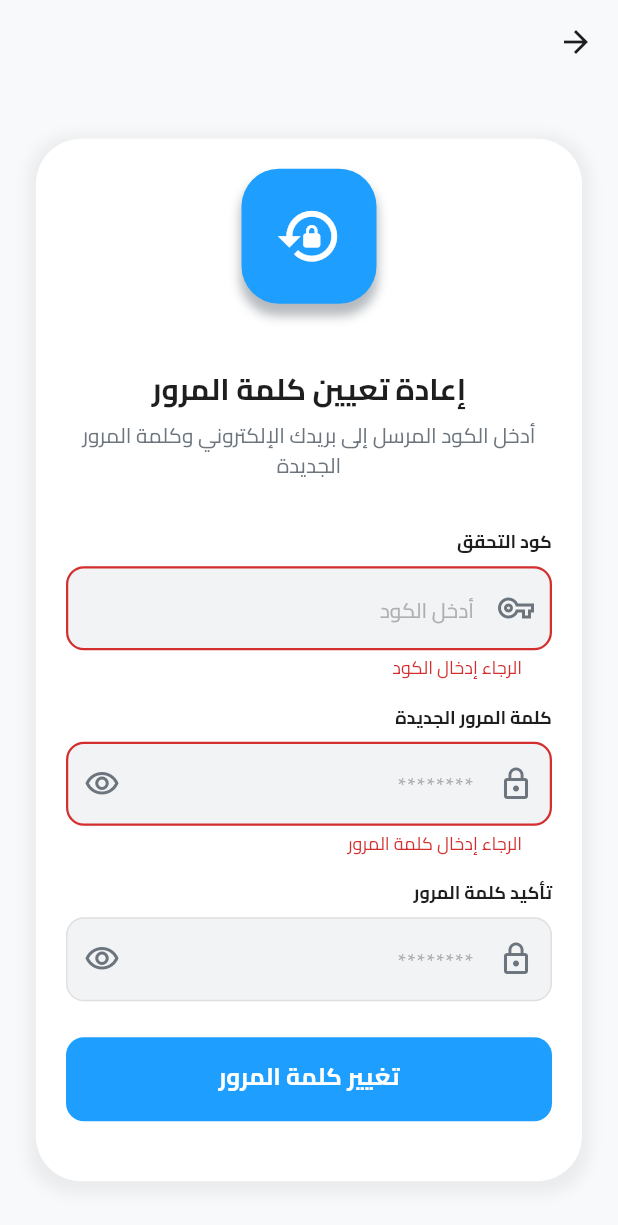
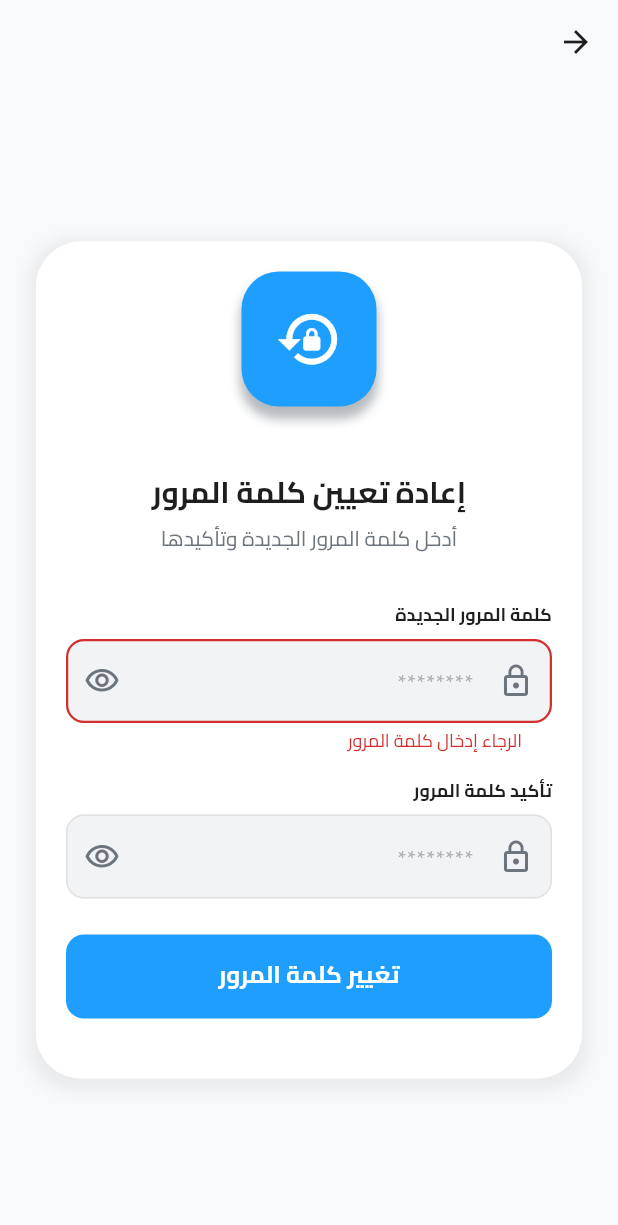
Before and after one commit to Saeed-Qatan/GO-WORK, a Flutter app: the ResetPasswordView screen opened directly with empty values, after a tap on "تغيير كلمة المرور", on a phone screen of 412 x 824 dp. Shown: the top 1225 px of the screen. Run offline on Flutter 3.47's test engine with Material 3 defaults, Android fonts, the phone set to English and light mode, and no system bars; our stand-ins replace dio, file_picker, firebase_core, firebase_messaging, flutter_animate, flutter_local_notifications and 5 more; accounts and stored records are empty; network calls fail.

```diff
--- a/lib/view/auth/reset_password_view.dart
+++ b/lib/view/auth/reset_password_view.dart
@@ -9,13 +9,18 @@
 
 class ResetPasswordView extends StatelessWidget {
   final String email;
+  final String code;
 
-  const ResetPasswordView({super.key, required this.email});
+  const ResetPasswordView({
+    super.key,
+    required this.email,
+    required this.code,
+  });
 
   @override
   Widget build(BuildContext context) {
     return ChangeNotifierProvider(
-      create: (_) => ResetPasswordViewModel(email: email),
+      create: (_) => ResetPasswordViewModel(email: email, code: code),
       child: Consumer<ResetPasswordViewModel>(
         builder: (context, viewModel, child) {
           return Scaffold(
@@ -51,20 +56,12 @@
                         ),
                         const SizedBox(height: 8),
                         Text(
-                          'أدخل الكود المرسل إلى بريدك الإلكتروني وكلمة المرور الجديدة',
+                          'أدخل كلمة المرور الجديدة وتأكيدها',
                           textAlign: TextAlign.center,
                           style: Theme.of(context).textTheme.bodyMedium
                               ?.copyWith(color: AppColors.textSecondary),
                         ),
                         const SizedBox(height: 32),
-                        CustomTextField(
-                          label: 'كود التحقق',
-                          hint: 'أدخل الكود',
-                          prefixIcon: Icons.vpn_key_outlined,
-                          controller: viewModel.codeController,
-                          validator: viewModel.validateCode,
-                        ),
-                        const SizedBox(height: 16),
                         CustomTextField(
                           label: 'كلمة المرور الجديدة',
                           hint: '********',
--- a/lib/viewmodel/applications_view_model.dart
+++ b/lib/viewmodel/applications_view_model.dart
@@ -33,6 +33,7 @@
     final seen = <String>{'all'};
 
     for (final status in _statuses) {
+      if (status.label == 'تم التقديم') continue;
       final tab = ApplicationFilterTab.status(status);
       if (seen.add(tab.uniqueKey)) tabs.add(tab);
     }
@@ -226,8 +227,12 @@
   }
 
   void _applyFilter() {
+    if (_selectedFilterIndex >= filterTabItems.length) {
+      _selectedFilterIndex = 0;
+    }
     final selectedTab = filterTabItems[_selectedFilterIndex];
     _filteredApplications = _allApplications
+        .where((app) => app.statusLabel != 'تم التقديم')
         .where(selectedTab.matches)
         .toList();
   }
--- a/lib/viewmodel/auth/reset_password_view_model.dart
+++ b/lib/viewmodel/auth/reset_password_view_model.dart
@@ -12,12 +12,12 @@
   final ResetPasswordRepository _repository = ResetPasswordRepository();
   final GlobalKey<FormState> formKey = GlobalKey<FormState>();
 
-  final TextEditingController codeController = TextEditingController();
   final TextEditingController passwordController = TextEditingController();
   final TextEditingController confirmPasswordController =
       TextEditingController();
 
   final String email;
+  final String code;
 
   ResetState _state = ResetState.idle;
   ResetState get state => _state;
@@ -27,14 +27,7 @@
 
   bool get isLoading => _state == ResetState.loading;
 
-  ResetPasswordViewModel({required this.email});
-
-  String? validateCode(String? value) {
-    if (value == null || value.trim().isEmpty) {
-      return 'الرجاء إدخال الكود';
-    }
-    return null;
-  }
+  ResetPasswordViewModel({required this.email, required this.code});
 
   String? validatePassword(String? v) {
     if (v == null || v.isEmpty) return 'الرجاء إدخال كلمة المرور';
@@ -68,7 +61,7 @@
     try {
       final request = ResetPasswordRequest(
         email: email,
-        code: codeController.text.trim(),
+        code: code,
         newPassword: passwordController.text,
         confirmPassword: confirmPasswordController.text,
       );
@@ -91,7 +84,6 @@
 
   @override
   void dispose() {
-    codeController.dispose();
     passwordController.dispose();
     confirmPasswordController.dispose();
     super.dispose();
```
Also changed, not shown: lib/model/auth/email_verification_args.dart (+6 -1 lines), lib/model/notification_model.dart (+27 -6 lines), lib/routing/app_router.dart (+5 -2 lines), lib/viewmodel/auth/email_verification_view_model.dart (+18 -1 lines), lib/viewmodel/auth/forget_view_model.dart (+9 -2 lines), 1 other file.
